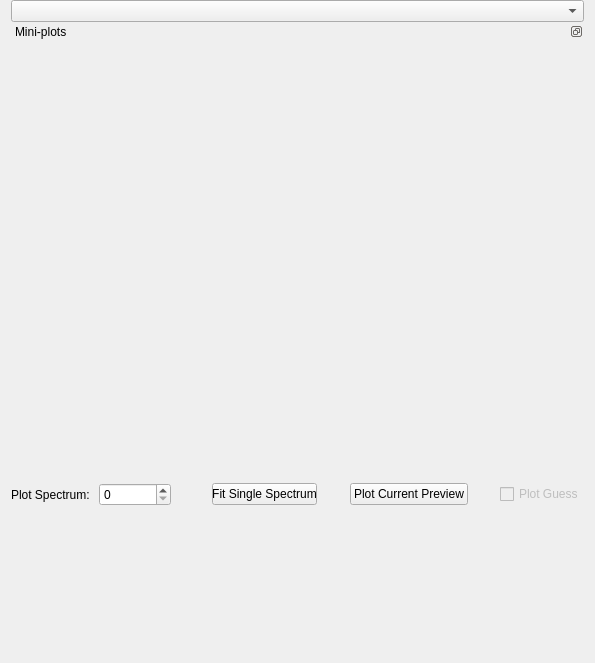
The window that qt/scientific_interfaces/Indirect/IndirectFitPreviewPlot.ui (mantidproject/mantid) describes before a commit, drawn with Qt 5.
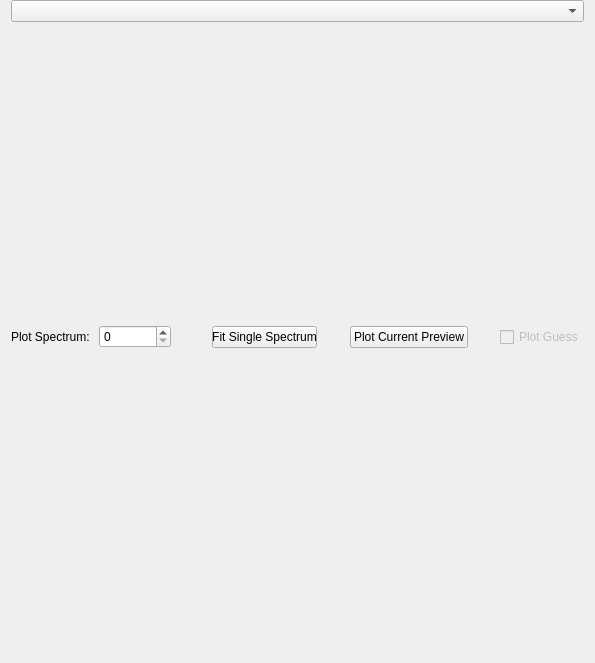
The same window after the commit.

Commit message: Updated ConvFit to have dockable plots

What changed in the file:
```diff
--- a/qt/scientific_interfaces/Indirect/IndirectFitPreviewPlot.ui
+++ b/qt/scientific_interfaces/Indirect/IndirectFitPreviewPlot.ui
@@ -24,33 +24,7 @@
     <widget class="QComboBox" name="cbDataSelection"/>
    </item>
    <item>
-    <widget class="QDockWidget" name="dwMiniPlots">
-     <property name="features">
-      <set>QDockWidget::DockWidgetFloatable|QDockWidget::DockWidgetMovable</set>
-     </property>
-     <property name="allowedAreas">
-      <set>Qt::NoDockWidgetArea</set>
-     </property>
-     <property name="windowTitle">
-      <string>Mini-plots</string>
-     </property>
-     <widget class="QWidget" name="dwLayout">
-      <layout class="QGridLayout" name="gridLayout">
-       <property name="leftMargin">
-        <number>0</number>
-       </property>
-       <property name="topMargin">
-        <number>0</number>
-       </property>
-       <property name="rightMargin">
-        <number>0</number>
-       </property>
-       <property name="bottomMargin">
-        <number>0</number>
-       </property>
-      </layout>
-     </widget>
-    </widget>
+    <layout class="QGridLayout" name="gridLayout"/>
    </item>
    <item>
     <layout class="QHBoxLayout" name="loPlotOptions">
```
Left out of the diff: 3 changed lines with no effect on the pictures. The commit also changes 11 other files.
